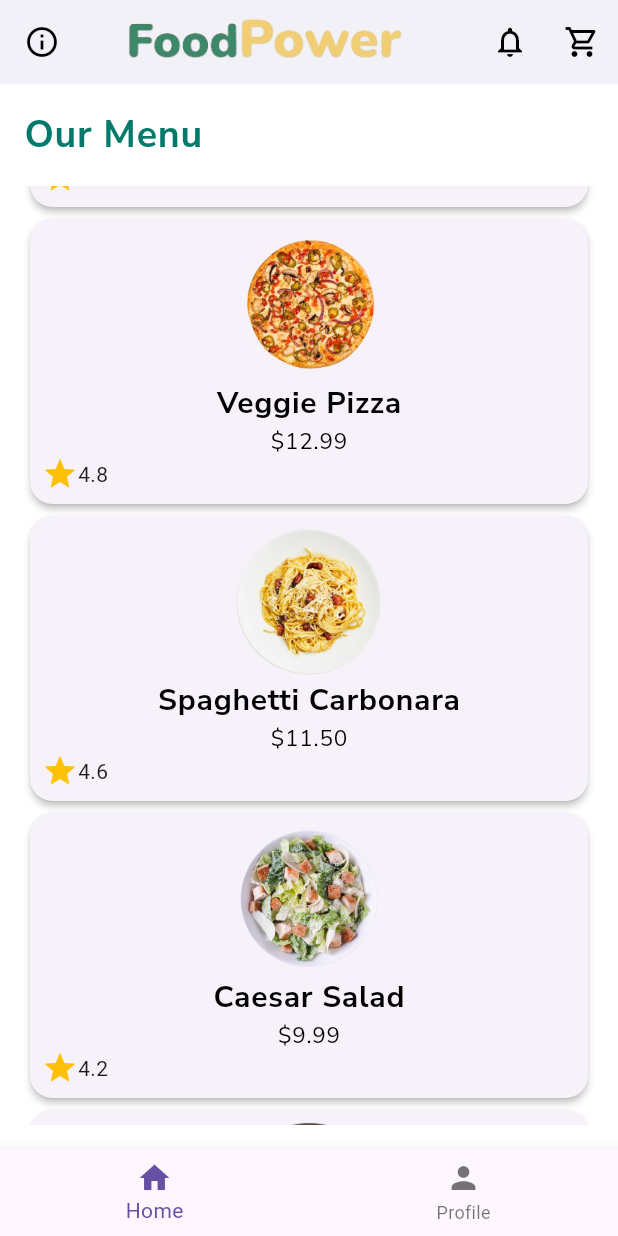
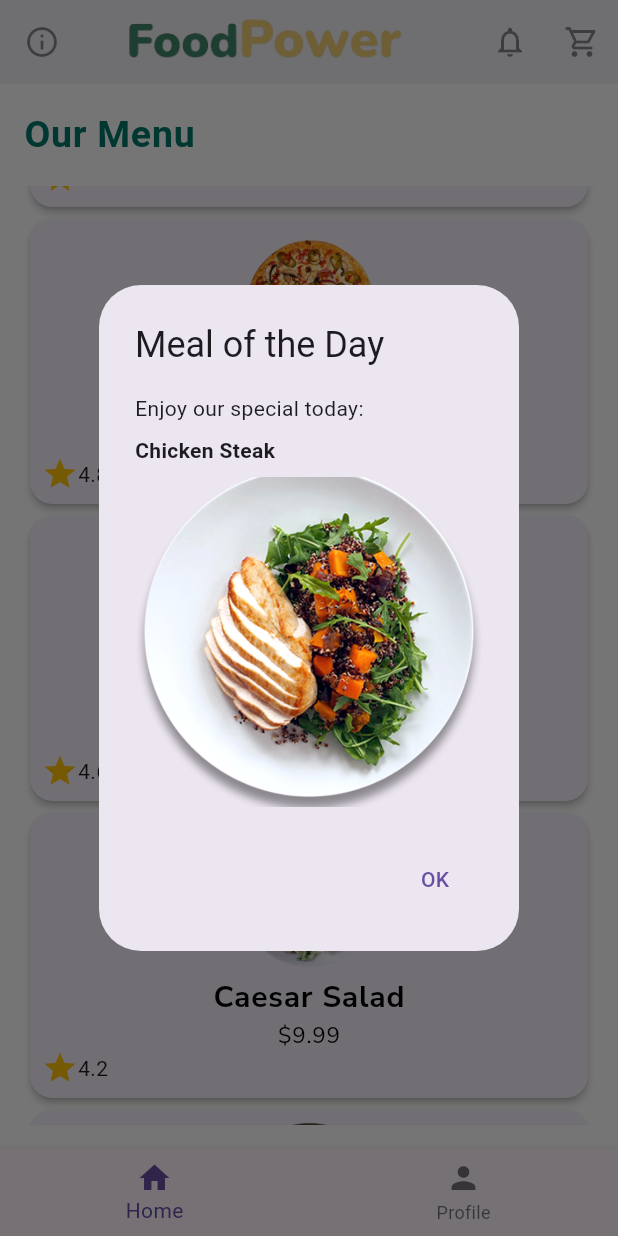
Before and after one commit to mateacvetkovska/fp1, a Flutter app: the screen it shows once a user with an empty profile is signed in, scrolled down 576 dp, after a tap on the "notifications none" icon, on a phone screen of 412 x 824 dp. Run offline on Flutter 3.47's test engine with Material 3 defaults, Android fonts, the phone set to English and light mode, and no system bars; our stand-ins replace animated_text_kit, firebase_auth, firebase_core, google_fonts, sqflite; accounts and stored records are empty.

Commit message:
notifications added

```diff
--- a/food_power/lib/views/ItemDetailPage.dart
+++ b/food_power/lib/views/ItemDetailPage.dart
@@ -26,12 +26,11 @@ class _ItemDetailPageState extends State<ItemDetailPage> {
       appBar: AppBar(
         title: Text(widget.item.name),
         actions: <Widget>[
-          IconButton(icon: const Icon(Icons.shopping_cart_outlined, color: Colors.black),
+          IconButton(
+              icon: const Icon(Icons.shopping_cart_outlined, color: Colors.black45),
               onPressed: () {
-                Navigator.push(
-                    context,
-                    MaterialPageRoute(
-                        builder: (context) => CartPage()));}),
+                Navigator.push(context, MaterialPageRoute(builder: (context) => CartPage()));
+              }),
         ],
       ),
       body: SingleChildScrollView(
@@ -44,8 +43,17 @@ class _ItemDetailPageState extends State<ItemDetailPage> {
               child: Column(
                 crossAxisAlignment: CrossAxisAlignment.start,
                 children: [
-                  Text(widget.item.name, style: GoogleFonts.nunitoSans(
-                    textStyle: TextStyle(color: Colors.black, letterSpacing: .5, fontSize: 25, fontWeight: FontWeight.bold,),)),
+                  Text(
+                    widget.item.name,
+                    style: GoogleFonts.nunitoSans(
+                      textStyle: TextStyle(
+                        color: Colors.black,
+                        letterSpacing: .5,
+                        fontSize: 25,
+                        fontWeight: FontWeight.bold,
+                      ),
+                    ),
+                  ),
                   SizedBox(height: 8),
                   Row(
                     mainAxisSize: MainAxisSize.min,
@@ -55,14 +63,39 @@ class _ItemDetailPageState extends State<ItemDetailPage> {
                       IconButton(icon: Icon(Icons.add), onPressed: _incrementQuantity),
                     ],
                   ),
-                  Text('\$${widget.item.price.toStringAsFixed(2)}',
-                      style: GoogleFonts.nunitoSans(
-                    textStyle: TextStyle(color: Colors.black, letterSpacing: .5, fontSize: 20, fontWeight: FontWeight.bold,),)),
+                  Text(
+                    '\$${widget.item.price.toStringAsFixed(2)}',
+                    style: GoogleFonts.nunitoSans(
+                      textStyle: TextStyle(
+                        color: Colors.black,
+                        letterSpacing: .5,
+                        fontSize: 20,
+                        fontWeight: FontWeight.bold,
+                      ),
+                    ),
+                  ),
                   SizedBox(height: 16),
-                  Text('Description', style: GoogleFonts.nunitoSans(
-                    textStyle: TextStyle(color: Colors.black, letterSpacing: .5, fontSize: 25, fontWeight:FontWeight.bold ),)),
-                  Text(widget.item.description, style: GoogleFonts.nunitoSans(
-                    textStyle: TextStyle(color: Colors.black, letterSpacing: .5, fontSize: 20,),)),
+                  Text(
+                    'Description',
+                    style: GoogleFonts.nunitoSans(
+                      textStyle: TextStyle(
+                        color: Colors.black,
+                        letterSpacing: .5,
+                        fontSize: 25,
+                        fontWeight: FontWeight.bold,
+                      ),
+                    ),
+                  ),
+                  Text(
+                    widget.item.description,
+                    style: GoogleFonts.nunitoSans(
+                      textStyle: TextStyle(
+                        color: Colors.black,
+                        letterSpacing: .5,
+                        fontSize: 20,
+                      ),
+                    ),
+                  ),
                   SizedBox(height: 100),
                 ],
               ),
@@ -71,10 +104,18 @@ class _ItemDetailPageState extends State<ItemDetailPage> {
         ),
       ),
       floatingActionButton: FloatingActionButton.extended(
+        backgroundColor: Colors.teal[700], // Set background color to teal[700]
         onPressed: _addItemToCart,
-        icon: Icon(Icons.shopping_cart),
-        label: Text('Add to cart', style: GoogleFonts.nunitoSans(
-          textStyle: TextStyle(color: Colors.black, letterSpacing: .5, fontSize: 20, fontWeight: FontWeight.bold,),)),
+        icon: Icon(Icons.shopping_cart, color: Colors.white),
+        label: Text(
+          'Add to cart',
+          style: TextStyle(
+            color: Colors.white, // Set text color to white
+            letterSpacing: .5,
+            fontSize: 20,
+            fontWeight: FontWeight.w500,
+          ),
+        ),
       ),
       floatingActionButtonLocation: FloatingActionButtonLocation.centerFloat,
     );
@@ -87,8 +128,6 @@ class _ItemDetailPageState extends State<ItemDetailPage> {
   void _decrementQuantity() {
     if (quantity > 1) setState(() => quantity--);
   }
-
-
 
   Future<void> _addItemToCart() async {
     final userId = FirebaseAuth.instance.currentUser?.uid;
@@ -105,5 +144,4 @@ class _ItemDetailPageState extends State<ItemDetailPage> {
     await DatabaseHelper.instance.addToCart(widget.item.id, userId, quantity);
     ScaffoldMessenger.of(context).showSnackBar(SnackBar(content: Text('Added to cart')));
   }
-
 }
--- a/food_power/lib/views/food_menu_view.dart
+++ b/food_power/lib/views/food_menu_view.dart
@@ -1,13 +1,12 @@
+import 'dart:math';
 import 'package:flutter/material.dart';
 import 'package:food_power/database/database_helper.dart';
 import 'package:food_power/models/item.dart';
 import 'package:food_power/views/AboutUs.dart';
 import 'package:food_power/views/CartPage.dart';
-import 'package:google_fonts/google_fonts.dart';
+import 'package:food_power/views/ItemDetailPage.dart';
+import 'package:food_power/views/UserProfilePage.dart';
 import '../widgets/food_item_cart.dart';
-import 'package:google_fonts/google_fonts.dart';
-import 'ItemDetailPage.dart';
-import 'UserProfilePage.dart'; // Ensure this import is correct
 
 class FoodMenuScreen extends StatefulWidget {
   const FoodMenuScreen({Key? key}) : super(key: key);
@@ -19,10 +18,23 @@ class FoodMenuScreen extends StatefulWidget {
 class _FoodMenuScreenState extends State<FoodMenuScreen> {
   late Future<List<Item>> itemsFuture;
   List<Item> favorites = [];
+  late Item _mealOfTheDay;
+  bool isNotificationUnread = true; // Add this boolean flag
+
   @override
   void initState() {
     super.initState();
     itemsFuture = DatabaseHelper.instance.getAllCatalogItems();
+    _setMealOfTheDay();
+  }
+
+  void _setMealOfTheDay() {
+    final Random random = Random();
+    itemsFuture.then((items) {
+      setState(() {
+        _mealOfTheDay = items[random.nextInt(items.length)];
+      });
+    });
   }
 
   int _selectedIndex = 0;
@@ -34,19 +46,67 @@ class _FoodMenuScreenState extends State<FoodMenuScreen> {
       appBar: AppBar(
         backgroundColor: Colors.white,
         elevation: 0,
-        leading: IconButton(icon: const Icon(Icons.info_outline, color: Colors.black), onPressed: () {Navigator.push(
-            context,
-            MaterialPageRoute(
-                builder: (context) => AboutUsPage()));}),
-        title: Image.asset('lib/assets/foodpower_logo.png', height: 50),
+        leading: IconButton(
+          icon: const Icon(Icons.info_outline, color: Colors.black45),
+          onPressed: () {
+            Navigator.push(
+              context,
+              MaterialPageRoute(builder: (context) => AboutUsPage()),
+            );
+          },
+        ),
+        title: Image.asset(
+          'lib/assets/foodpower_logo.png',
+          height: 50,
+          alignment: Alignment.center,
+        ),
         actions: <Widget>[
-          IconButton(icon: const Icon(Icons.notifications_none, color: Colors.black), onPressed: () {}),
-          IconButton(icon: const Icon(Icons.shopping_cart_outlined, color: Colors.black),
-              onPressed: () {
-            Navigator.push(
+          Stack(
+            children: [
+              IconButton(
+                icon: const Icon(Icons.notifications_none, color: Colors.black45),
+                onPressed: () {
+                  _showMealOfTheDay(context);
+                  setState(() {
+                    isNotificationUnread = false; // Dismiss the badge when the notifications are opened
+                  });
+                },
+              ),
+              if (isNotificationUnread) // Show badge if there's an unread notification
+                Positioned(
+                  left: 0,
+                  top: 0,
+                  child: Container(
+                    padding: EdgeInsets.all(2),
+                    decoration: BoxDecoration(
+                      color: Colors.red,
+                      borderRadius: BorderRadius.circular(10),
+                    ),
+                    constraints: BoxConstraints(
+                      minWidth: 20,
+                      minHeight: 20,
+                    ),
+                    child: Text(
+                      '1',
+                      style: TextStyle(
+                        color: Colors.white,
+                        fontSize: 12,
+                      ),
+                      textAlign: TextAlign.center,
+                    ),
+                  ),
+                ),
+            ],
+          ),
+          IconButton(
+            icon: const Icon(Icons.shopping_cart_outlined, color: Colors.black45),
+            onPressed: () {
+              Navigator.push(
                 context,
-                MaterialPageRoute(
-                    builder: (context) => CartPage()));}),
+                MaterialPageRoute(builder: (context) => CartPage()),
+              );
+            },
+          ),
         ],
       ),
       body: Padding(
@@ -54,8 +114,15 @@ class _FoodMenuScreenState extends State<FoodMenuScreen> {
         child: Column(
           crossAxisAlignment: CrossAxisAlignment.start,
           children: <Widget>[
-            Text('Our Menu', style: GoogleFonts.nunitoSans(
-              textStyle: TextStyle(color: Colors.teal[700], letterSpacing: .5, fontSize: 25, fontWeight: FontWeight.bold,),)),
+            Text(
+              'Our Menu',
+              style: TextStyle(
+                color: Colors.teal[700],
+                letterSpacing: .5,
+                fontSize: 25,
+                fontWeight: FontWeight.bold,
+              ),
+            ),
             const SizedBox(height: 16),
             Expanded(
               child: FutureBuilder<List<Item>>(
@@ -67,13 +134,13 @@ class _FoodMenuScreenState extends State<FoodMenuScreen> {
                         itemCount: snapshot.data!.length,
                         itemBuilder: (context, index) {
                           final item = snapshot.data![index];
-                          return GestureDetector( // Use GestureDetector for tap handling
+                          return GestureDetector(
                             onTap: () => Navigator.push(
                               context,
                               MaterialPageRoute(builder: (context) => ItemDetailPage(item: item)),
                             ),
                             child: FoodItemCard(
-                              image: 'lib/${item.imageUrl}', // Adjust as per your asset path
+                              image: 'lib/${item.imageUrl}',
                               title: item.name,
                               price: '\$${item.price.toStringAsFixed(2)}',
                               rating: item.rating.toString(),
@@ -94,7 +161,7 @@ class _FoodMenuScreenState extends State<FoodMenuScreen> {
         ),
       ),
       bottomNavigationBar: BottomNavigationBar(
-        items:  [
+        items: [
           BottomNavigationBarItem(icon: Icon(Icons.home), label: 'Home'),
           BottomNavigationBarItem(icon: Icon(Icons.person), label: 'Profile'),
         ],
@@ -103,6 +170,7 @@ class _FoodMenuScreenState extends State<FoodMenuScreen> {
       ),
     );
   }
+
   void _onItemTapped(int index) {
     setState(() {
       _selectedIndex = index;
@@ -115,4 +183,44 @@ class _FoodMenuScreenState extends State<FoodMenuScreen> {
     }
     // Handle other navigation for other tabs if necessary
   }
+
+  void _showMealOfTheDay(BuildContext context) {
+    showDialog(
+      context: context,
+      builder: (BuildContext context) {
+        return AlertDialog(
+          title: Text('Meal of the Day'),
+          content: SingleChildScrollView(
+            child: ListBody(
+              children: <Widget>[
+                Text('Enjoy our special today:'),
+                SizedBox(height: 8),
+                Text(
+                  _mealOfTheDay != null ? _mealOfTheDay.name : 'No meal selected',
+                  style: TextStyle(fontWeight: FontWeight.bold),
+                ),
+                SizedBox(height: 8),
+                _mealOfTheDay != null
+                    ? Image.asset(
+                  'lib/${_mealOfTheDay.imageUrl}',
+                  height: 220,
+                  width: 220,
+                  fit: BoxFit.cover,
+                )
+                    : SizedBox.shrink(),
+              ],
+            ),
+          ),
+          actions: <Widget>[
+            TextButton(
+              child: Text('OK'),
+              onPressed: () {
+                Navigator.of(context).pop();
+              },
+            ),
+          ],
+        );
+      },
+    );
+  }
 }
```
